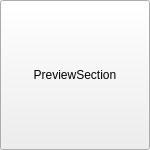
This is previewsection.ui in Chromecore/Sprite-Editor as Qt 5 draws it before an edit. The edited form follows.
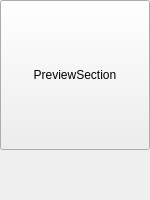
This is the edited form.

Commit message: Completed basic MainWindow layout

The edit to the form file:
```diff
--- a/previewsection.ui
+++ b/previewsection.ui
@@ -7,7 +7,7 @@
     <x>0</x>
     <y>0</y>
     <width>150</width>
-    <height>150</height>
+    <height>200</height>
    </rect>
   </property>
   <property name="windowTitle">
```
The commit also changes 6 other files.
